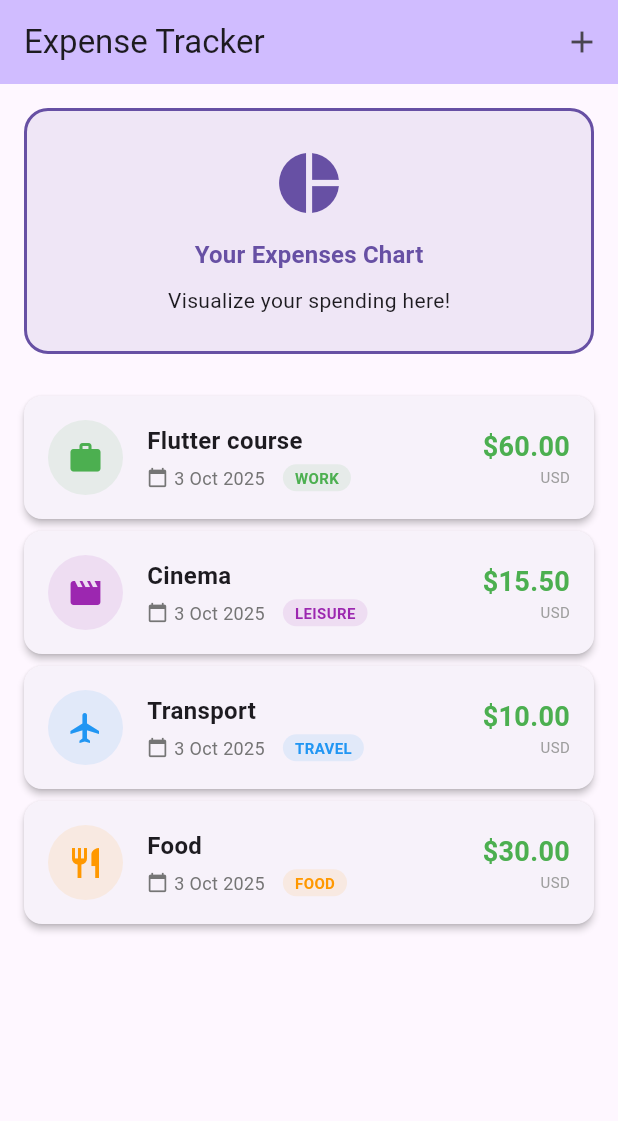
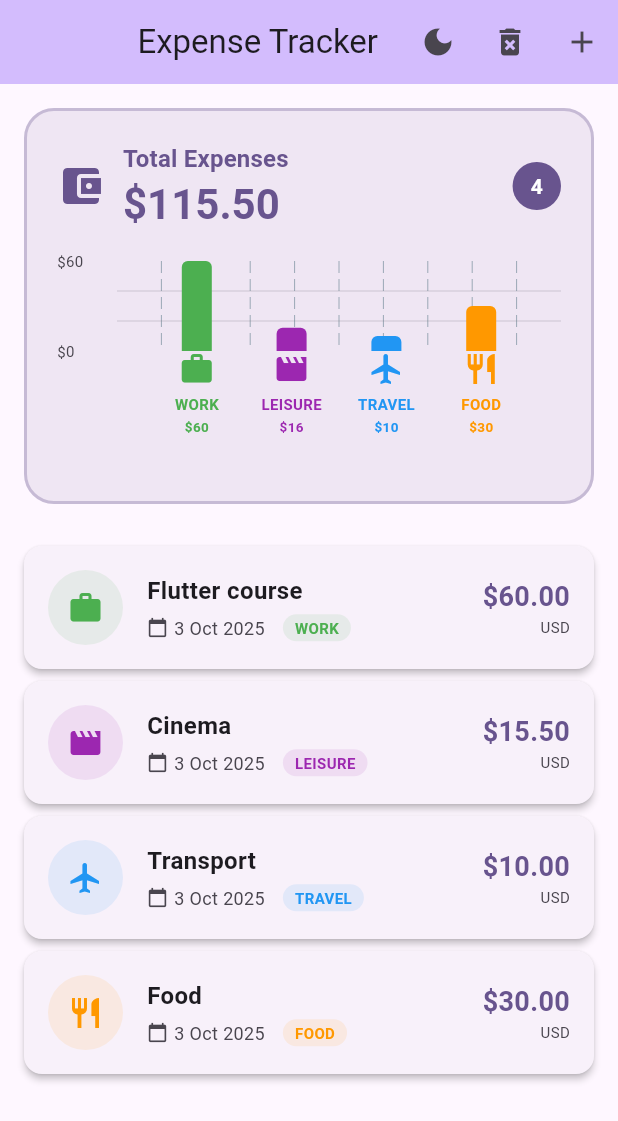
Before and after one commit to hshoom17/expense_tracker, a Flutter app: the screen it shows after launch, on a phone screen of 412 x 824 dp. Shown: the top 1121 px of the screen. Run offline on Flutter 3.47's test engine with Material 3 defaults, Android fonts, the phone set to English and light mode, and no system bars; drawn by our look-alikes of fl_chart.

Commit message:
add Dark Mode and Chart

```diff
--- a/lib/main.dart
+++ b/lib/main.dart
@@ -1,6 +1,33 @@
 import 'package:flutter/material.dart';
+import 'package:provider/provider.dart';
+import 'package:expense_tracker/providers/theme_provider.dart';
+import 'package:expense_tracker/themes/app_themes.dart';
 import 'package:expense_tracker/widgets/expenses.dart';
 
 void main() {
-  runApp(MaterialApp(home: Expenses()));
+  runApp(
+    ChangeNotifierProvider(
+      create: (context) => ThemeProvider(),
+      child: const ExpenseTrackerApp(),
+    ),
+  );
 }
+
+class ExpenseTrackerApp extends StatelessWidget {
+  const ExpenseTrackerApp({super.key});
+
+  @override
+  Widget build(BuildContext context) {
+    return Consumer<ThemeProvider>(
+      builder: (context, themeProvider, child) {
+        return MaterialApp(
+          title: 'Expense Tracker',
+          theme: AppThemes.lightTheme,
+          darkTheme: AppThemes.darkTheme,
+          themeMode: themeProvider.isDarkMode ? ThemeMode.dark : ThemeMode.light,
+          home: const Expenses(),
+        );
+      },
+    );
+  }
+}
--- a/lib/models/expense.dart
+++ b/lib/models/expense.dart
@@ -25,22 +25,18 @@ class Expense {
   final DateTime date;
   final Category category;
 
-  // Getters for UI
-  IconData get categoryIcon {
-    switch (category) {
-      case Category.food:
-        return Icons.restaurant;
-      case Category.travel:
-        return Icons.flight;
-      case Category.leisure:
-        return Icons.movie;
-      case Category.work:
-        return Icons.work;
-    }
+  // Getters for UI - using CategoryExtension
+  IconData get categoryIcon => category.icon;
+  Color get categoryColor => category.color;
+
+  String get formattedDate {
+    return DateFormat('d MMM y').format(date);
   }
+}
 
-  Color get categoryColor {
-    switch (category) {
+extension CategoryExtension on Category {
+  Color get color {
+    switch (this) {
       case Category.food:
         return Colors.orange;
       case Category.travel:
@@ -52,7 +48,16 @@ class Expense {
     }
   }
 
-  String get formattedDate {
-    return DateFormat('d MMM y').format(date);
+  IconData get icon {
+    switch (this) {
+      case Category.food:
+        return Icons.restaurant;
+      case Category.travel:
+        return Icons.flight;
+      case Category.leisure:
+        return Icons.movie;
+      case Category.work:
+        return Icons.work;
+    }
   }
 }
--- /dev/null
+++ b/lib/providers/theme_provider.dart
@@ -0,0 +1,17 @@
+import 'package:flutter/material.dart';
+
+class ThemeProvider extends ChangeNotifier {
+  bool _isDarkMode = false;
+
+  bool get isDarkMode => _isDarkMode;
+
+  void toggleTheme() {
+    _isDarkMode = !_isDarkMode;
+    notifyListeners();
+  }
+
+  void setTheme(bool isDark) {
+    _isDarkMode = isDark;
+    notifyListeners();
+  }
+}
--- /dev/null
+++ b/lib/themes/app_themes.dart
@@ -0,0 +1,58 @@
+import 'package:flutter/material.dart';
+
+class AppThemes {
+  static ThemeData get lightTheme {
+    return ThemeData(
+      useMaterial3: true,
+      colorScheme: ColorScheme.fromSeed(
+        seedColor: Colors.deepPurple,
+        brightness: Brightness.light,
+      ),
+      appBarTheme: const AppBarTheme(
+        centerTitle: true,
+        elevation: 0,
+      ),
+      cardTheme: CardThemeData(
+        elevation: 2,
+        shape: RoundedRectangleBorder(
+          borderRadius: BorderRadius.circular(12),
+        ),
+      ),
+      inputDecorationTheme: InputDecorationTheme(
+        border: OutlineInputBorder(
+          borderRadius: BorderRadius.circular(8),
+        ),
+        filled: true,
+        fillColor: Colors.grey[50],
+      ),
+    );
+  }
+
+  static ThemeData get darkTheme {
+    return ThemeData(
+      useMaterial3: true,
+      colorScheme: ColorScheme.fromSeed(
+        seedColor: Colors.deepPurple,
+        brightness: Brightness.dark,
+      ),
+      appBarTheme: const AppBarTheme(
+        centerTitle: true,
+        elevation: 0,
+      ),
+      cardTheme: CardThemeData(
+        elevation: 2,
+        shape: RoundedRectangleBorder(
+          borderRadius: BorderRadius.circular(12),
+        ),
+      ),
+      inputDecorationTheme: InputDecorationTheme(
+        border: OutlineInputBorder(
+          borderRadius: BorderRadius.circular(8),
+        ),
+        filled: true,
+        fillColor: Colors.grey[800],
+      ),
+      scaffoldBackgroundColor: Colors.grey[900],
+    );
+  }
+}
--- a/lib/widgets/add_expense.dart
+++ b/lib/widgets/add_expense.dart
@@ -102,21 +102,6 @@ class _AddExpenseState extends State<AddExpense> {
           mainAxisSize: MainAxisSize.min,
           crossAxisAlignment: CrossAxisAlignment.end,
           children: [
-          Row(
-            children: [
-              Text(
-                'Add New Expense',
-                style: Theme.of(context).textTheme.headlineSmall,
-              ),
-              const Spacer(),
-              IconButton(
-                onPressed: () {
-                  Navigator.pop(context);
-                },
-                icon: const Icon(Icons.close),
-              ),
-            ],
-          ),
           const SizedBox(height: 16),
           TextField(
             controller: _titleController,
@@ -174,8 +159,8 @@ class _AddExpenseState extends State<AddExpense> {
                         child: Row(
                           children: [
                             Icon(
-                              categoryIcons[category],
-                              color: categoryColors[category],
+                              category.icon,
+                              color: category.color,
                             ),
                             const SizedBox(width: 8),
                             Text(category.name.toUpperCase()),
@@ -214,16 +199,3 @@ class _AddExpenseState extends State<AddExpense> {
 }
 
 final formatter = DateFormat('dd/MM/yyyy');
-final categoryIcons = {
-  Category.food: Icons.restaurant,
-  Category.travel: Icons.flight,
-  Category.leisure: Icons.movie,
-  Category.work: Icons.work,
-};
-
-final categoryColors = {
-  Category.food: Colors.orange,
-  Category.travel: Colors.blue,
-  Category.leisure: Colors.purple,
-  Category.work: Colors.green,
-};
--- a/lib/widgets/expenses.dart
+++ b/lib/widgets/expenses.dart
@@ -1,7 +1,10 @@
 import 'package:flutter/material.dart';
+import 'package:provider/provider.dart';
 import 'package:expense_tracker/models/expense.dart';
+import 'package:expense_tracker/providers/theme_provider.dart';
 import 'package:expense_tracker/widgets/expenses_list/expenses_list.dart';
 import 'package:expense_tracker/widgets/add_expense.dart';
+import 'package:expense_tracker/widgets/expenses_summary.dart';
 
 class Expenses extends StatefulWidget {
   const Expenses({super.key});
@@ -53,13 +56,94 @@ class _ExpensesState extends State<Expenses> {
     });
   }
 
+  void _removeExpense(Expense expense) {
+    final expenseIndex = _registeredExpenses.indexOf(expense);
+    setState(() {
+      _registeredExpenses.remove(expense);
+    });
+
+
+
+    // Show SnackBar with undo functionality
+    ScaffoldMessenger.of(context).showSnackBar(
+      SnackBar(
+        content: Text('${expense.title} deleted'),
+        duration: const Duration(seconds: 3),
+        action: SnackBarAction(
+          label: 'Undo',
+          onPressed: () {
+            _addExpenseBack(expense, expenseIndex);
+          },
+        ),
+      ),
+    );
+  }
+
+  void _addExpenseBack(Expense expense, int originalIndex) {
+    setState(() {
+      // Insert at the original position, but clamp to valid range
+      final insertIndex = originalIndex.clamp(0, _registeredExpenses.length);
+      _registeredExpenses.insert(insertIndex, expense);
+    });
+  }
+
+  void _clearAllExpenses() {
+    if (_registeredExpenses.isEmpty) return;
+
+    showDialog(
+      context: context,
+      builder: (ctx) => AlertDialog(
+        title: const Text('Clear All Expenses'),
+        content: const Text('Are you sure you want to delete all expenses? This action cannot be undone.'),
+        actions: [
+          TextButton(
+            onPressed: () => Navigator.of(ctx).pop(),
+            child: const Text('Cancel'),
+          ),
+          TextButton(
+            onPressed: () {
+              setState(() {
+                _registeredExpenses.clear();
+              });
+              Navigator.of(ctx).pop();
+              ScaffoldMessenger.of(context).showSnackBar(
+                const SnackBar(
+                  content: Text('All expenses cleared'),
+                  duration: Duration(seconds: 2),
+                ),
+              );
+            },
+            child: const Text('Clear All'),
+          ),
+        ],
+      ),
+    );
+  }
+
   @override
   Widget build(BuildContext context) {
+    final colorScheme = Theme.of(context).colorScheme;
+
     return Scaffold(
       appBar: AppBar(
         title: const Text('Expense Tracker'),
-        backgroundColor: Theme.of(context).colorScheme.inversePrimary,
+        backgroundColor: colorScheme.inversePrimary,
         actions: [
+          Consumer<ThemeProvider>(
+            builder: (context, themeProvider, child) {
+              return IconButton(
+                icon: Icon(themeProvider.isDarkMode ? Icons.light_mode : Icons.dark_mode),
+                onPressed: () => themeProvider.toggleTheme(),
+                tooltip: themeProvider.isDarkMode ? 'Switch to Light Mode' : 'Switch to Dark Mode',
+              );
+            },
+          ),
+          if (_registeredExpenses.isNotEmpty)
+            IconButton(
+              icon: const Icon(Icons.delete_forever),
+              onPressed: _clearAllExpenses,
+              tooltip: 'Clear All Expenses',
+            ),
           IconButton(
             icon: const Icon(Icons.add),
             onPressed: _openAddExpenseOverlay,
@@ -68,43 +152,13 @@ class _ExpensesState extends State<Expenses> {
       ),
       body: Column(
         children: [
-          Container(
-            width: double.infinity,
-            margin: const EdgeInsets.all(16),
-            padding: const EdgeInsets.symmetric(vertical: 24, horizontal: 16),
-            decoration: BoxDecoration(
-              color: Theme.of(context).colorScheme.primary.withOpacity(0.1),
-              borderRadius: BorderRadius.circular(16),
-              border: Border.all(
-                color: Theme.of(context).colorScheme.primary,
-                width: 2,
-              ),
+          // Integrated Expenses Summary with Chart
+          ExpensesSummary(expenses: _registeredExpenses),
+          Expanded(
+            child: ExpensesList(
+              expenses: _registeredExpenses,
+              onRemoveExpense: _removeExpense,
             ),
-            child: Column(
-              children: [
-                Icon(
-                  Icons.pie_chart,
-                  size: 48,
-                  color: Theme.of(context).colorScheme.primary,
-                ),
-                const SizedBox(height: 12),
-                Text(
-                  'Your Expenses Chart',
-                  style: Theme.of(context).textTheme.titleMedium?.copyWith(
-                        color: Theme.of(context).colorScheme.primary,
-                        fontWeight: FontWeight.bold,
-                      ),
-                ),
-                const SizedBox(height: 8),
-                Text(
-                  'Visualize your spending here!',
-                  style: Theme.of(context).textTheme.bodyMedium,
-                ),
-              ],
-            ),
-          ),
-          Expanded(
-            child: ExpensesList(expenses: _registeredExpenses),
           ),
         ],
       ),
--- a/lib/widgets/expenses_list/expense_item.dart
+++ b/lib/widgets/expenses_list/expense_item.dart
@@ -52,14 +52,14 @@ class ExpenseItem extends StatelessWidget {
                       Icon(
                         Icons.calendar_today,
                         size: 14,
-                        color: Colors.grey[600],
+                        color: Theme.of(context).colorScheme.onSurfaceVariant,
                       ),
                       const SizedBox(width: 4),
                       Text(
                         expense.formattedDate,
                         style: TextStyle(
                           fontSize: 12,
-                          color: Colors.grey[600],
+                          color: Theme.of(context).colorScheme.onSurfaceVariant,
                         ),
                       ),
                       const SizedBox(width: 12),
@@ -89,17 +89,17 @@ class ExpenseItem extends StatelessWidget {
               children: [
                 Text(
                   '\$${expense.amount.toStringAsFixed(2)}',
-                  style: const TextStyle(
+                  style: TextStyle(
                     fontSize: 18,
                     fontWeight: FontWeight.bold,
-                    color: Colors.green,
+                    color: Theme.of(context).colorScheme.primary,
                   ),
                 ),
                 Text(
                   'USD',
                   style: TextStyle(
                     fontSize: 10,
-                    color: Colors.grey[500],
+                    color: Theme.of(context).colorScheme.onSurfaceVariant,
                   ),
                 ),
               ],
--- a/lib/widgets/expenses_list/expenses_list.dart
+++ b/lib/widgets/expenses_list/expenses_list.dart
@@ -4,16 +4,46 @@ import 'package:expense_tracker/widgets/expenses_list/expense_item.dart';
 
 
 class ExpensesList extends StatelessWidget {
-  const ExpensesList({super.key, required this.expenses});
+  const ExpensesList({
+    super.key,
+    required this.expenses,
+    required this.onRemoveExpense,
+  });
 
   final List<Expense> expenses;
+  final void Function(Expense expense) onRemoveExpense;
 
   @override
   Widget build(BuildContext context) {
+
+    if (expenses.isEmpty) {
+      return const Center(
+        child: Text('No expenses found'),
+      );
+    }
     return ListView.builder(
       padding: const EdgeInsets.symmetric(vertical: 8),
       itemCount: expenses.length,
-      itemBuilder: (ctx, index) => ExpenseItem(expenses[index]),
+      itemBuilder: (ctx, index) {
+        final expense = expenses[index];
+        return Dismissible(
+          key: ValueKey(expense.id),
+          onDismissed: (direction) {
+            onRemoveExpense(expense);
+          },
+          background: Container(
+            color: Theme.of(context).colorScheme.error.withValues(alpha: 0.25),
+            alignment: Alignment.centerRight,
+            padding: const EdgeInsets.only(right: 20),
+            child: Icon(
+              Icons.delete,
+              color: Theme.of(context).colorScheme.error,
+              size: 30,
+            ),
+          ),
+          child: ExpenseItem(expense),
+        );
+      },
     );
   }
 }
--- /dev/null
+++ b/lib/widgets/expenses_summary.dart
@@ -0,0 +1,237 @@
+import 'package:flutter/material.dart';
+import 'package:fl_chart/fl_chart.dart';
+import 'package:expense_tracker/models/expense.dart';
+
+class ExpensesSummary extends StatelessWidget {
+  const ExpensesSummary({
+    super.key,
+    required this.expenses,
+  });
+
+  final List<Expense> expenses;
+
+  double get _totalExpenses {
+    return expenses.fold(0.0, (sum, expense) => sum + expense.amount);
+  }
+
+  Map<Category, double> get _categoryTotals {
+    final Map<Category, double> totals = {};
+
+    for (final expense in expenses) {
+      totals[expense.category] = (totals[expense.category] ?? 0) + expense.amount;
+    }
+
+    return totals;
+  }
+
+  List<BarChartGroupData> get _barChartGroups {
+    final categoryTotals = _categoryTotals;
+    final totalAmount = categoryTotals.values.fold(0.0, (sum, amount) => sum + amount);
+
+    if (totalAmount == 0) {
+      return [];
+    }
+
+    return categoryTotals.entries.map((entry) {
+      final category = entry.key;
+      final amount = entry.value;
+
+      return BarChartGroupData(
+        x: category.index,
+        barRods: [
+          BarChartRodData(
+            toY: amount,
+            color: category.color,
+            width: 20,
+            borderRadius: const BorderRadius.only(
+              topLeft: Radius.circular(4),
+              topRight: Radius.circular(4),
+            ),
+          ),
+        ],
+      );
+    }).toList();
+  }
+
+  @override
+  Widget build(BuildContext context) {
+    final theme = Theme.of(context);
+    final colorScheme = theme.colorScheme;
+    final textTheme = theme.textTheme;
+
+    return Container(
+      width: double.infinity,
+      margin: const EdgeInsets.all(16),
+      padding: const EdgeInsets.all(20),
+      decoration: BoxDecoration(
+        color: colorScheme.primary.withOpacity(0.1),
+        borderRadius: BorderRadius.circular(20),
+        border: Border.all(
+          color: colorScheme.primary.withOpacity(0.3),
+          width: 2,
+        ),
+      ),
+      child: Column(
+        children: [
+          // Header with total expenses
+          Row(
+            children: [
+              Icon(
+                Icons.account_balance_wallet,
+                size: 32,
+                color: colorScheme.primary,
+              ),
+              const SizedBox(width: 12),
+              Expanded(
+                child: Column(
+                  crossAxisAlignment: CrossAxisAlignment.start,
+                  children: [
+                    Text(
+                      'Total Expenses',
+                      style: textTheme.titleMedium?.copyWith(
+                        color: colorScheme.primary,
+                        fontWeight: FontWeight.bold,
+                      ),
+                    ),
+                    Text(
+                      '\$${_totalExpenses.toStringAsFixed(2)}',
+                      style: textTheme.headlineMedium?.copyWith(
+                        color: colorScheme.primary,
+                        fontWeight: FontWeight.bold,
+                      ),
+                    ),
+                  ],
+                ),
+              ),
+              // Expense count badge
+              Container(
+                padding: const EdgeInsets.symmetric(horizontal: 12, vertical: 6),
+                decoration: BoxDecoration(
+                  color: colorScheme.primary,
+                  borderRadius: BorderRadius.circular(20),
+                ),
+                child: Text(
+                  '${expenses.length}',
+                  style: TextStyle(
+                    color: colorScheme.onPrimary,
+                    fontWeight: FontWeight.bold,
+                    fontSize: 14,
+                  ),
+                ),
+              ),
+            ],
+          ),
+
+          const SizedBox(height: 20),
+
+          // Bar chart with icons
+          if (expenses.isNotEmpty) ...[
+            SizedBox(
+              height: 140,
+              child: BarChart(
+                BarChartData(
+                  barGroups: _barChartGroups,
+                  titlesData: FlTitlesData(
+                    leftTitles: AxisTitles(
+                      sideTitles: SideTitles(
+                        showTitles: true,
+                        reservedSize: 40,
+                        getTitlesWidget: (value, meta) {
+                          return Text(
+                            '\$${value.toInt()}',
+                            style: TextStyle(
+                              fontSize: 10,
+                              color: colorScheme.onSurfaceVariant,
+                            ),
+                          );
+                        },
+                      ),
+                    ),
+                    rightTitles: const AxisTitles(
+                      sideTitles: SideTitles(showTitles: false),
+                    ),
+                    topTitles: const AxisTitles(
+                      sideTitles: SideTitles(showTitles: false),
+                    ),
+                    bottomTitles: AxisTitles(
+                      sideTitles: SideTitles(
+                        showTitles: true,
+                        reservedSize: 80,
+                        getTitlesWidget: (value, meta) {
+                          if (value.toInt() < Category.values.length) {
+                            final category = Category.values[value.toInt()];
+                            final categoryTotals = _categoryTotals;
+                            final amount = categoryTotals[category] ?? 0.0;
+
+                            return Column(
+                              mainAxisSize: MainAxisSize.min,
+                              children: [
+                                Icon(
+                                  category.icon,
+                                  color: category.color,
+                                  size: 24,
+                                ),
+                                const SizedBox(height: 4),
+                                Text(
+                                  category.name.toUpperCase(),
+                                  style: TextStyle(
+                                    fontSize: 10,
+                                    fontWeight: FontWeight.bold,
+                                    color: category.color,
+                                  ),
+                                ),
+                                const SizedBox(height: 2),
+                                Text(
+                                  '\$${amount.toStringAsFixed(0)}',
+                                  style: TextStyle(
+                                    fontSize: 9,
+                                    fontWeight: FontWeight.w600,
+                                    color: category.color,
+                                  ),
+                                ),
+                              ],
+                            );
+                          }
+                          return const SizedBox.shrink();
+                        },
+                      ),
+                    ),
+                  ),
+                  borderData: FlBorderData(show: false),
+                  gridData: FlGridData(
+                    show: true,
+                    horizontalInterval: 20,
+                    getDrawingHorizontalLine: (value) {
+                      return FlLine(
+                        color: colorScheme.outline.withOpacity(0.2),
+                        strokeWidth: 1,
+                      );
+                    },
+                  ),
+                ),
+              ),
+            ),
+          ] else ...[
+            // Empty state
+            Column(
+              children: [
+                Icon(
+                  Icons.pie_chart_outline,
+                  size: 48,
+                  color: colorScheme.onSurfaceVariant.withOpacity(0.5),
+                ),
+                const SizedBox(height: 8),
+                Text(
+                  'No expenses to display',
+                  style: textTheme.bodyMedium?.copyWith(
+                    color: colorScheme.onSurfaceVariant,
+                  ),
+                ),
+              ],
+            ),
+          ],
+        ],
+      ),
+    );
+  }
+}
--- a/pubspec.yaml
+++ b/pubspec.yaml
@@ -36,6 +36,8 @@ dependencies:
   cupertino_icons: ^1.0.8
   uuid: ^4.5.1
   intl: ^0.19.0
+  provider: ^6.1.2
+  fl_chart: ^0.68.0
 
 dev_dependencies:
   flutter_test:
```
Also changed, not shown: pubspec.lock. Lines whose indentation alone changed are shown as unchanged.
